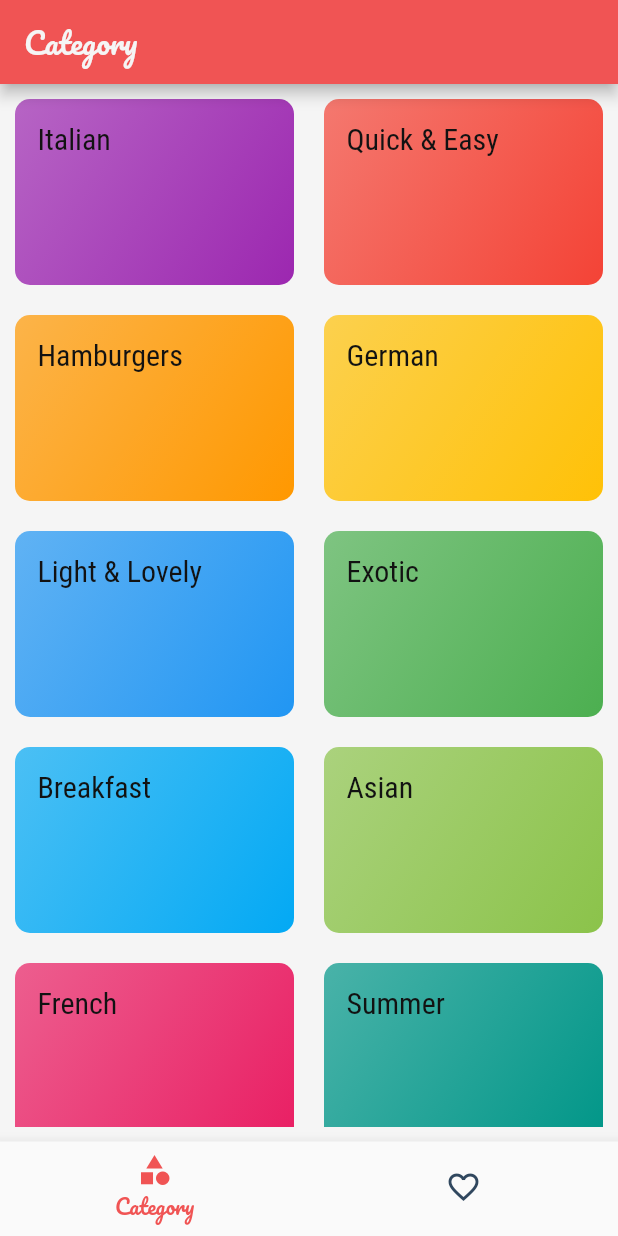
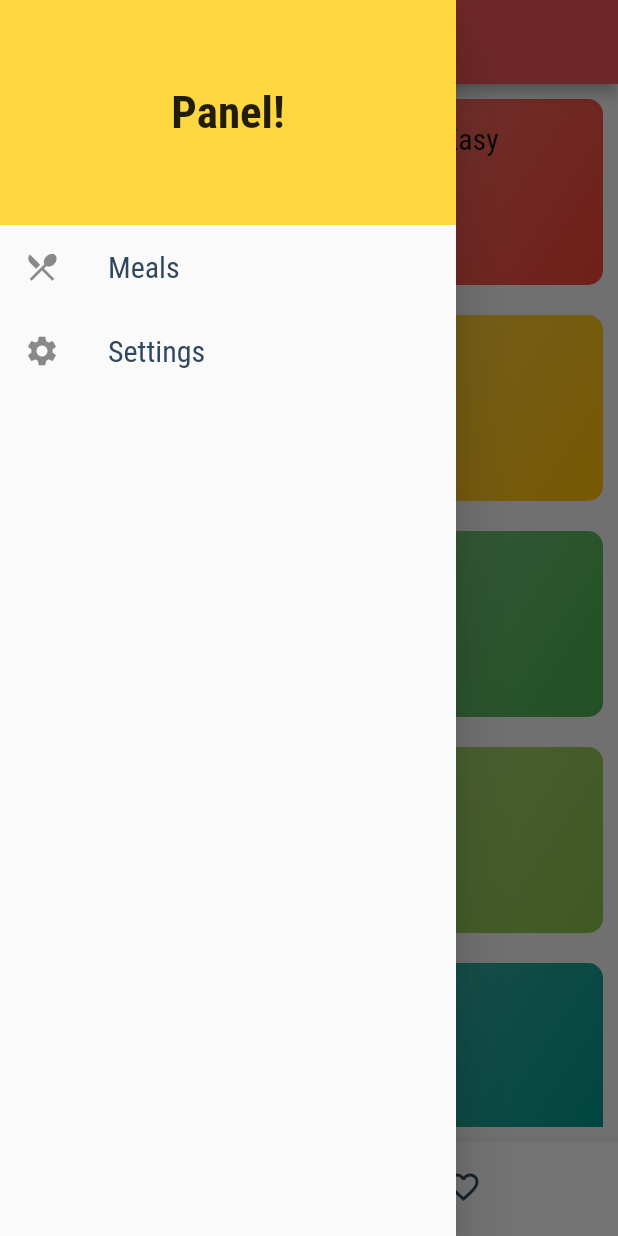
Before and after one commit to mohhamad-esmaili/meals-app, a Flutter app: the screen it shows after launch, with the side drawer open (before the commit the screen has no drawer), on a phone screen of 412 x 824 dp. Run offline on Flutter 3.47's test engine with Material 2 defaults, Android fonts, the phone set to English and light mode, and no system bars.

Commit message:
make drawer for project

```diff
--- a/lib/screens/tabs.dart
+++ b/lib/screens/tabs.dart
@@ -2,6 +2,8 @@ import 'package:flutter/material.dart';
 
 import './category.dart';
 import './favorite.dart';
+
+import '../widgets/main_drawer.dart';
 
 class TabsScreen extends StatefulWidget {
   TabsScreen({Key? key}) : super(key: key);
@@ -29,6 +31,7 @@ class _TabsScreenState extends State<TabsScreen> {
       appBar: AppBar(
         title: Text(_pages[_selectedPageIndex]['title'] as String),
       ),
+      drawer: BuildDrawer(),
       body: _pages[_selectedPageIndex]['page'] as Widget,
       bottomNavigationBar: BottomNavigationBar(
         onTap: _selectPage,
--- /dev/null
+++ b/lib/widgets/main_drawer.dart
@@ -0,0 +1,39 @@
+import 'package:flutter/material.dart';
+
+class BuildDrawer extends StatelessWidget {
+  const BuildDrawer({Key? key}) : super(key: key);
+
+  Widget buildListTile(BuildContext context, String title, IconData icon) {
+    return ListTile(
+      leading: Icon(icon),
+      title: Text(
+        title,
+        style: TextStyle(color: Theme.of(context).accentColor),
+      ),
+      onTap: () {},
+    );
+  }
+
+  @override
+  Widget build(BuildContext context) {
+    return Drawer(
+      child: Column(
+        children: [
+          Container(
+            child: const Center(
+              child: Text(
+                'Panel!',
+                style: TextStyle(fontSize: 30, fontWeight: FontWeight.bold),
+              ),
+            ),
+            width: double.infinity,
+            height: 150,
+            color: Colors.amberAccent,
+          ),
+          buildListTile(context, 'Meals', Icons.restaurant_menu),
+          buildListTile(context, 'Settings', Icons.settings)
+        ],
+      ),
+    );
+  }
+}
```
